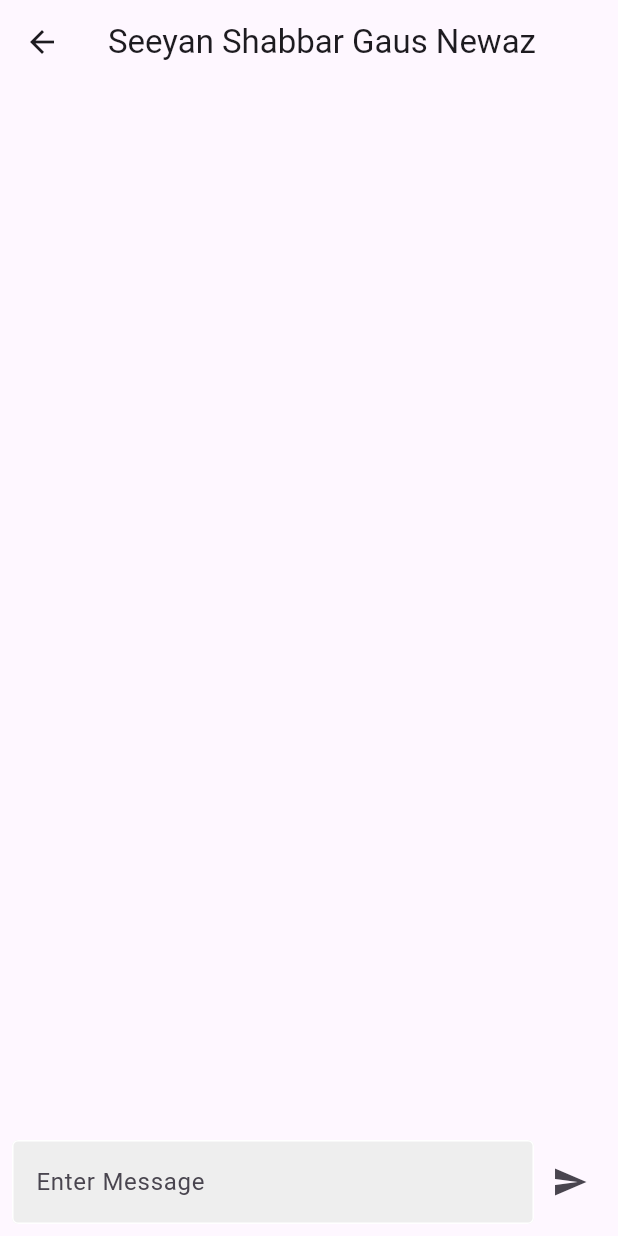
After one commit to acm-projects/ExpertEvents, a Flutter app: the FriendsPage screen opened directly, after a tap on "Seeyan Shabbar Gaus Newaz", on a phone screen of 412 x 824 dp. The commit adds this screen. Run offline on Flutter 3.47's test engine with Material 3 defaults, Android fonts, the light colour scheme and no system bars; our stand-ins replace image_picker, like_button.

Commit message:
messaging page

```diff
--- a/expert_events_flutter_project/lib/friendsPage.dart
+++ b/expert_events_flutter_project/lib/friendsPage.dart
@@ -1,5 +1,6 @@
 import 'package:flutter/cupertino.dart';
 import 'package:flutter/material.dart';
+import 'package:myapp/messagingpage.dart';
 import 'package:myapp/requestPage.dart';
 
 class FriendsPage extends StatefulWidget {
@@ -61,12 +62,19 @@ class _FriendsPageState extends State<FriendsPage> {
             child: Text(fullName.isNotEmpty ? fullName[0] : ''),
           ),
         ),
-        Text(
+        GestureDetector(
+          onTap: () {
+            Navigator.push(
+                      context,
+                      MaterialPageRoute(builder: (context) => MessagePage(recipient: fullName,)));
+          },
+        child: Text(
           fullName,
           style: TextStyle(
             fontSize: 18,
             color: Colors.black,
           ),
+        ),
         ),
       ],
     );
--- /dev/null
+++ b/expert_events_flutter_project/lib/messagingpage.dart
@@ -0,0 +1,129 @@
+import 'package:flutter/material.dart';
+import 'package:myapp/mytextfield.dart';
+
+class MessagePage extends StatefulWidget {
+  final String recipient;
+
+  const MessagePage({Key? key, required this.recipient}) : super(key: key);
+
+  @override
+  _MessagePageState createState() => _MessagePageState();
+}
+
+class _MessagePageState extends State<MessagePage> {
+  TextEditingController _messageController = TextEditingController(); //what the user types in
+  List<Message> _messages = []; // stores all the messages sent
+
+  @override
+  void dispose() {
+    _messageController.dispose();
+    super.dispose();
+  }
+
+  void _sendMessage() {
+    String messageText = _messageController.text.trim();
+    if (messageText.isNotEmpty) {
+      Message message = Message(
+        sender: 'You', // you are sending the message
+        content: messageText,
+        timestamp: DateTime.now(),
+      );
+      setState(() {
+        _messages.add(message);
+        _messageController.clear(); //clear the text field where the user types
+      });
+    }
+  }
+
+  @override
+  Widget build(BuildContext context) {
+    return Scaffold(
+      appBar: AppBar(
+        title: Text(widget.recipient), //recipient's name at the top
+        centerTitle: true,
+      ),
+      body: Column(
+        children: [
+          Expanded(
+            child: ListView.builder(
+              itemCount: _messages.length, //as many items as there are messages
+              itemBuilder: (BuildContext context, int index) {
+                return MessageBubble(message: _messages[index]);
+              },
+            ),
+          ),
+          _buildMessageInput(),
+        ],
+      ),
+    );
+  }
+
+  Widget _buildMessageInput() {
+    return Container(
+      padding: EdgeInsets.all(8.0),
+      child: Row(
+        children: [
+          Expanded(
+            child: MyTextField( //using a MyTextField to send messages
+              controller: _messageController,
+              hintText: 'Enter Message',
+              obscureText: false,
+            ),
+          ),
+          IconButton(
+            onPressed: _sendMessage,
+            icon: Icon(Icons.send),
+          ),
+        ],
+      ),
+    );
+  }
+}
+
+class Message {
+  final String sender;
+  final String content;
+  final DateTime timestamp;
+
+  Message({
+    required this.sender,
+    required this.content,
+    required this.timestamp,
+  });
+}
+
+class MessageBubble extends StatelessWidget {
+  final Message message;
+
+  const MessageBubble({Key? key, required this.message}) : super(key: key);
+
+  @override
+  Widget build(BuildContext context) {
+    final bool isMe = (message.sender == 'You'); //checks to see whether YOU sent this message
+
+    return Container(
+      margin: EdgeInsets.symmetric(vertical: 8.0, horizontal: 16.0),
+      padding: EdgeInsets.all(12.0),
+      decoration: BoxDecoration(
+        color: isMe ? Colors.blue[200] : Colors.grey[200], //if you sent the message, the color is blue, else it will be grey
+        borderRadius: BorderRadius.circular(12.0),
+      ),
+      child: Column(
+        crossAxisAlignment: CrossAxisAlignment.start,
+        children: [
+          Text(
+            message.sender,
+            style: TextStyle(fontWeight: FontWeight.bold),
+          ),
+          SizedBox(height: 4.0),
+          Text(message.content),
+          SizedBox(height: 4.0),
+          Text(
+            '${message.timestamp.hour}:${message.timestamp.minute}',
+            style: TextStyle(fontSize: 12.0, color: Colors.grey),
+          ),
+        ],
+      ),
+    );
+  }
+}
```
